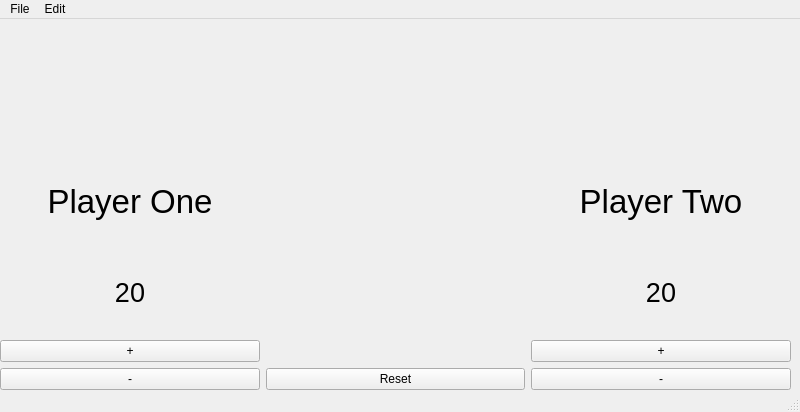
The window that magicCounter_UI.ui (SlyCodePanda/magic-counter) describes before a commit, drawn with Qt 5.
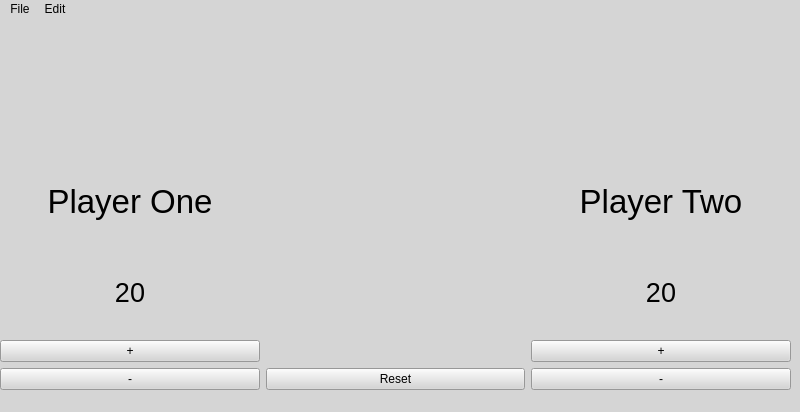
The same window after the commit. Icons and pictures are not drawn.

Commit message:
Working on life counter buttons
getting error when running line 30 of app.py. Doesn't seem to like having the label changed in the if statement for some reason. WIll come back again later.

The edit to the form file:
```diff
--- a/magicCounter_UI.ui
+++ b/magicCounter_UI.ui
@@ -13,6 +13,9 @@
   <property name="windowTitle">
    <string>MainWindow</string>
   </property>
+  <property name="styleSheet">
+   <string notr="true">background-color: rgb(213, 213, 213);</string>
+  </property>
   <widget class="QWidget" name="centralwidget">
    <widget class="QWidget" name="gridLayoutWidget">
     <property name="geometry">
```
The commit also changes 2 other files.
